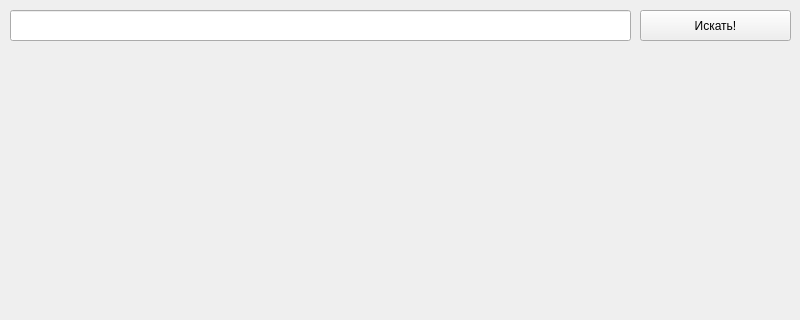
First picture: the form in ui_files/main_window.ui, repository ANDREYKAUS/maps_api, before the edit; both pictures show x 0 to 800 and y 0 to 320 of the 800 by 600 pixel window.
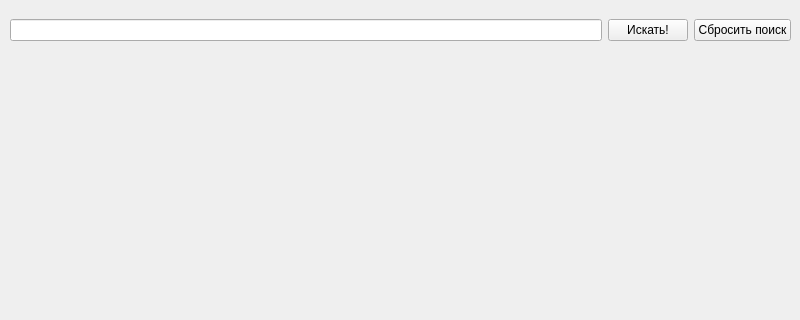
Second picture: the form after the edit.

Commit message: UI адаптирован под седьмую задачу

What changed in the file:
```diff
--- a/ui_files/main_window.ui
+++ b/ui_files/main_window.ui
@@ -14,29 +14,6 @@
    <string>Карты</string>
   </property>
   <widget class="QWidget" name="centralwidget">
-   <widget class="QLineEdit" name="search_input">
-    <property name="geometry">
-     <rect>
-      <x>10</x>
-      <y>10</y>
-      <width>621</width>
-      <height>31</height>
-     </rect>
-    </property>
-   </widget>
-   <widget class="QPushButton" name="search_button">
-    <property name="geometry">
-     <rect>
-      <x>640</x>
-      <y>10</y>
-      <width>151</width>
-      <height>31</height>
-     </rect>
-    </property>
-    <property name="text">
-     <string>Искать!</string>
-    </property>
-   </widget>
    <widget class="QLabel" name="image_label">
     <property name="geometry">
      <rect>
@@ -56,6 +33,35 @@
      <set>Qt::AlignCenter</set>
     </property>
    </widget>
+   <widget class="QWidget" name="horizontalLayoutWidget">
+    <property name="geometry">
+     <rect>
+      <x>10</x>
+      <y>10</y>
+      <width>781</width>
+      <height>41</height>
+     </rect>
+    </property>
+    <layout class="QHBoxLayout" name="horizontalLayout">
+     <item>
+      <widget class="QLineEdit" name="search_input"/>
+     </item>
+     <item>
+      <widget class="QPushButton" name="search_button">
+       <property name="text">
+        <string>Искать!</string>
+       </property>
+      </widget>
+     </item>
+     <item>
+      <widget class="QPushButton" name="reset_button">
+       <property name="text">
+        <string>Сбросить поиск</string>
+       </property>
+      </widget>
+     </item>
+    </layout>
+   </widget>
   </widget>
   <widget class="QMenuBar" name="menubar">
    <property name="geometry">
```
